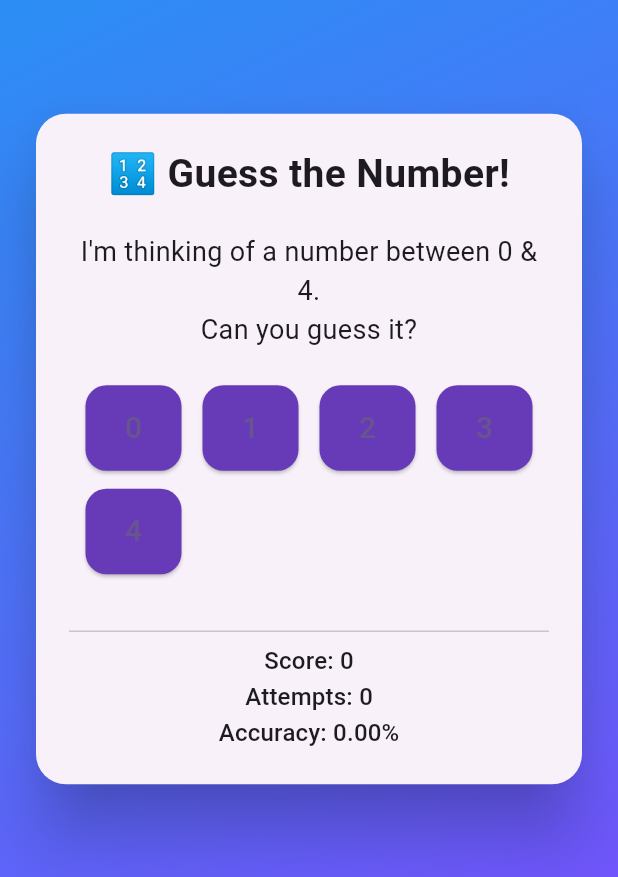
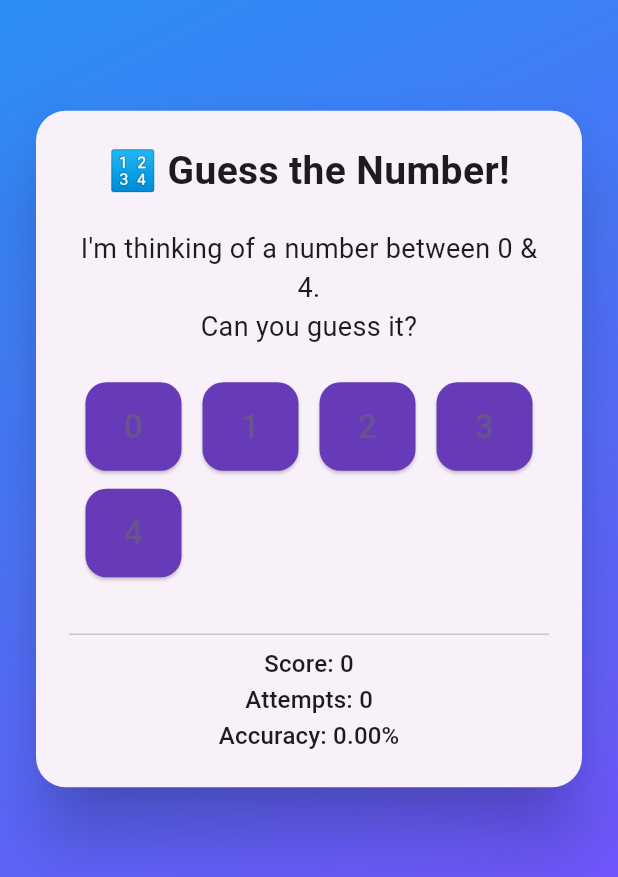
Before and after one commit to MostakAhmedShahad/online_class, a Flutter app: the MiniGame screen opened directly, on a phone screen of 412 x 824 dp. Shown: the part 169-1046 px from the top of the screen. Run offline on Flutter 3.47's test engine with Material 3 defaults, Android fonts, the phone set to English and light mode, and no system bars; our stand-ins replace animated_text_kit, audioplayers, cloud_firestore, dots_indicator, firebase_auth, firebase_core and 2 more; accounts and stored records are empty.

```diff
--- a/lib/pages/mini_game/mini_game.dart
+++ b/lib/pages/mini_game/mini_game.dart
@@ -82,7 +82,7 @@ class _MiniGameState extends State<MiniGame> {
           shape: RoundedRectangleBorder(borderRadius: BorderRadius.circular(14)),
         ),
         onPressed: () => _handleGuess(number),
-        child: Text("$number", style: const TextStyle(fontSize: 20)),
+        child: Text("$number", style: const TextStyle(fontSize: 22)),
       ),
     );
   }
```
